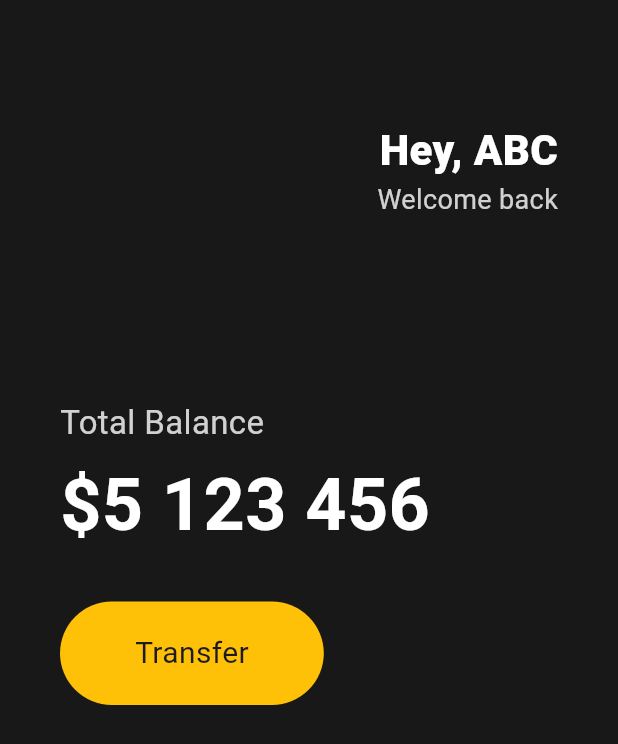
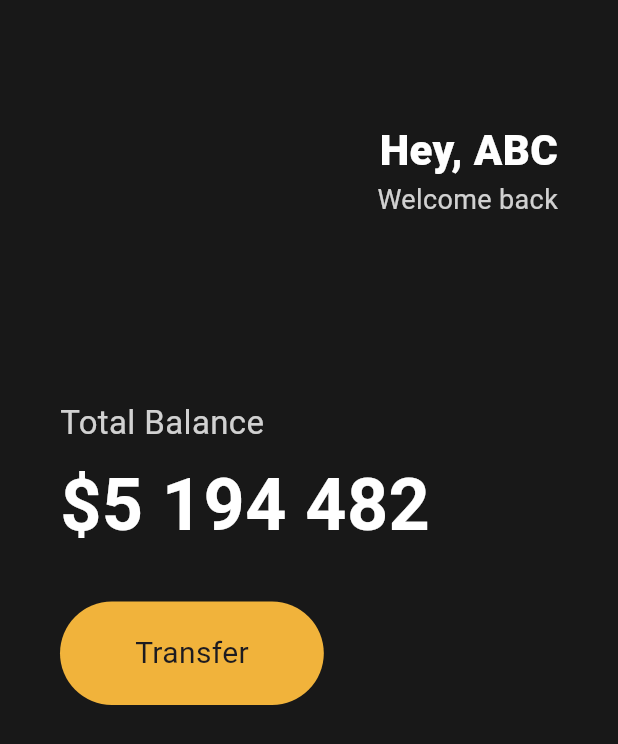
Before and after one commit to 938938/flutter-learn-nomad, a Flutter app: the screen it shows after launch, on a phone screen of 412 x 824 dp. Shown: the top 744 px of the screen. Run offline on Flutter 3.47's test engine with Material 3 defaults, Android fonts, the phone set to English and light mode, and no system bars.

Commit message:
[3.3] VSCode Settings

```diff
--- a/lib/main.dart
+++ b/lib/main.dart
@@ -5,23 +5,25 @@ void main() {
 }
 
 class App extends StatelessWidget {
+  const App({super.key});
+
   @override
   Widget build(BuildContext context) {
     return MaterialApp(
       home: Scaffold(
-        backgroundColor: Color(0xFF181818),
+        backgroundColor: const Color(0xFF181818),
         body: Padding(
-          padding: EdgeInsets.symmetric(horizontal: 40),
+          padding: const EdgeInsets.symmetric(horizontal: 40),
           child: Column(
             crossAxisAlignment: CrossAxisAlignment.start,
             children: [
-              SizedBox(height: 80),
+              const SizedBox(height: 80),
               Row(
                 mainAxisAlignment: MainAxisAlignment.end,
                 children: [
                   Column(
                     crossAxisAlignment: CrossAxisAlignment.end,
-                    children: [
+                    children: const [
                       Text(
                         'Hey, ABC',
                         style: TextStyle(
@@ -41,7 +43,7 @@ class App extends StatelessWidget {
                   ),
                 ],
               ),
-              SizedBox(height: 120),
+              const SizedBox(height: 120),
               Text(
                 'Total Balance',
                 style: TextStyle(
@@ -49,24 +51,24 @@ class App extends StatelessWidget {
                   color: Colors.white.withOpacity(0.8),
                 ),
               ),
-              SizedBox(height: 5),
-              Text(
-                '\$5 123 456',
+              const SizedBox(height: 5),
+              const Text(
+                '\$5 194 482',
                 style: TextStyle(
                   fontSize: 48,
                   fontWeight: FontWeight.w600,
                   color: Colors.white,
                 ),
               ),
-              SizedBox(height: 30),
+              const SizedBox(height: 30),
               Row(
                 children: [
                   Container(
                     decoration: BoxDecoration(
-                      color: Colors.amber,
+                      color: const Color(0xFFF1B33B),
                       borderRadius: BorderRadius.circular(45),
                     ),
-                    child: Padding(
+                    child: const Padding(
                       padding: EdgeInsets.symmetric(
                         vertical: 20,
                         horizontal: 50,
```
